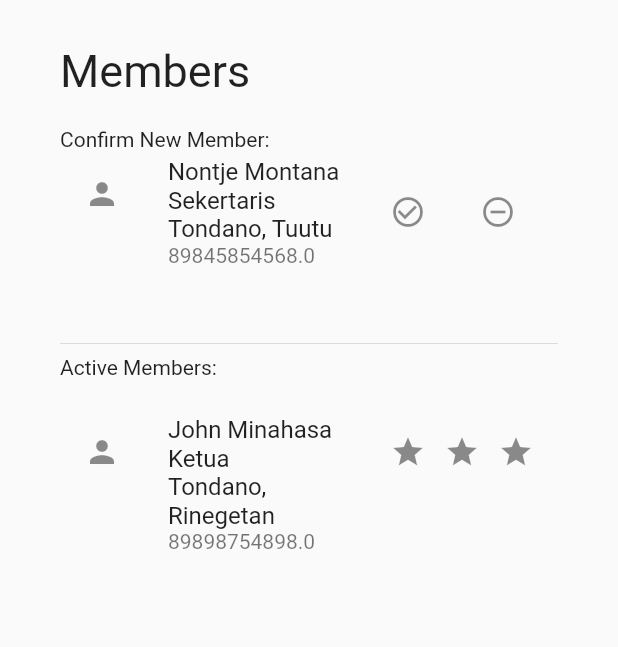
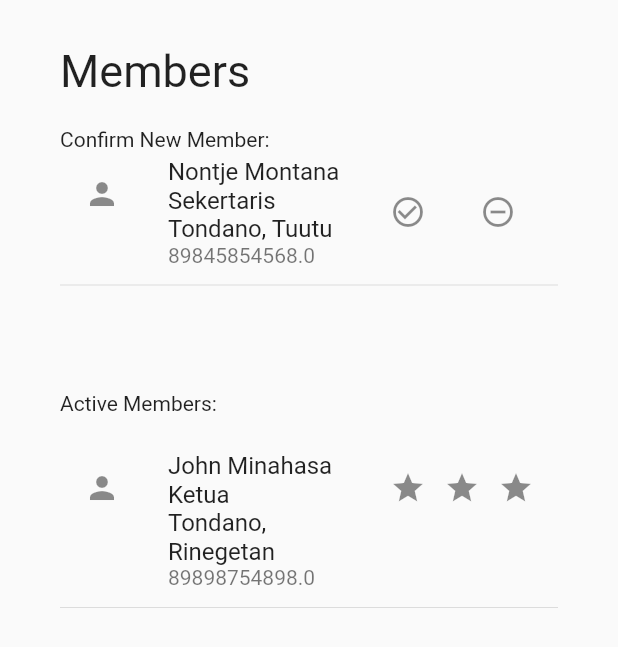
Before and after one commit to BillyOroh/admin_web, a Flutter app: the MembersPage widget shown alone on an empty page, opened directly, after a tap on the "check circle outline" icon, on a phone screen of 412 x 824 dp. Shown: the top 647 px of the screen. Run offline on Flutter 3.47's test engine with Material 2 defaults, Android fonts, the phone set to English and light mode, and no system bars; missing offline and left inert: d_chart.

Commit message:
modified:   lib/on_main_body/members_page.dart

```diff
--- a/lib/on_main_body/members_page.dart
+++ b/lib/on_main_body/members_page.dart
@@ -1,5 +1,3 @@
-import 'dart:js_interop';
-
 import 'package:admin_web/models/members_model.dart';
 import 'package:flutter/material.dart';
 import 'package:admin_web/controller/members_controller.dart';
@@ -57,7 +55,6 @@ class _MembersPageState extends State<MembersPage> {
                   const SizedBox(height: 20.0),
                   const Text('Confirm New Member:'),
                   newMembers(),
-                  const Divider(),
                   const Text('Active Members:'),
                   const SizedBox(height: 20.0),
                   activeMembers(),
@@ -95,7 +92,7 @@ class _MembersPageState extends State<MembersPage> {
 
   SizedBox newMembers() {
     return SizedBox(
-      height: 120,
+      height: 160,
       width: 900,
       child: ListView.builder(
           itemCount: membersController.members.length,
@@ -151,7 +148,9 @@ class MyListTile extends StatelessWidget {
 
   @override
   Widget build(BuildContext context) {
-    return ListTile(
+    return Column(
+      children: [
+        ListTile(
           leading: const Icon(Icons.person),
           title: Wrap(
             spacing: 100.0,
@@ -162,6 +161,9 @@ class MyListTile extends StatelessWidget {
             spacing: 12.0,
             children: trailing,
           ),
+        ),
+        Divider(),
+      ],
     );
   }
 }
```
Lines whose indentation alone changed are shown as unchanged.
